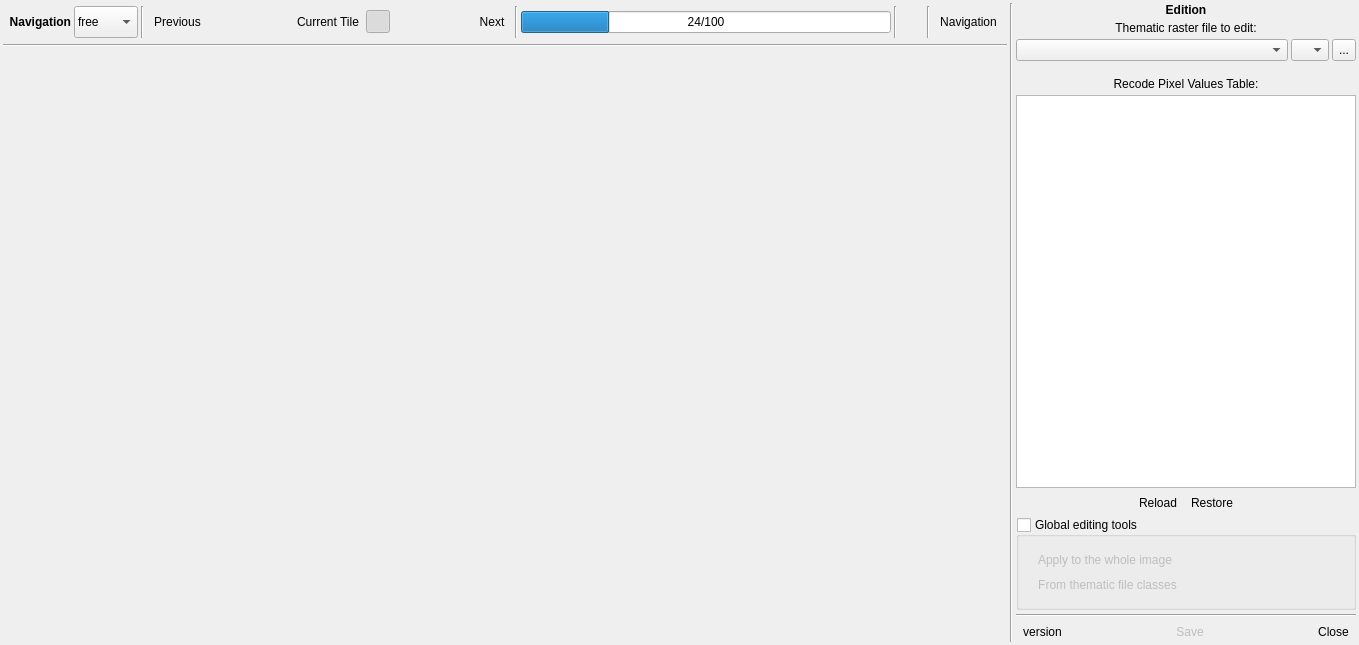
Qt form ui/main_dialog.ui (SMByC/ThRasE) before a commit.
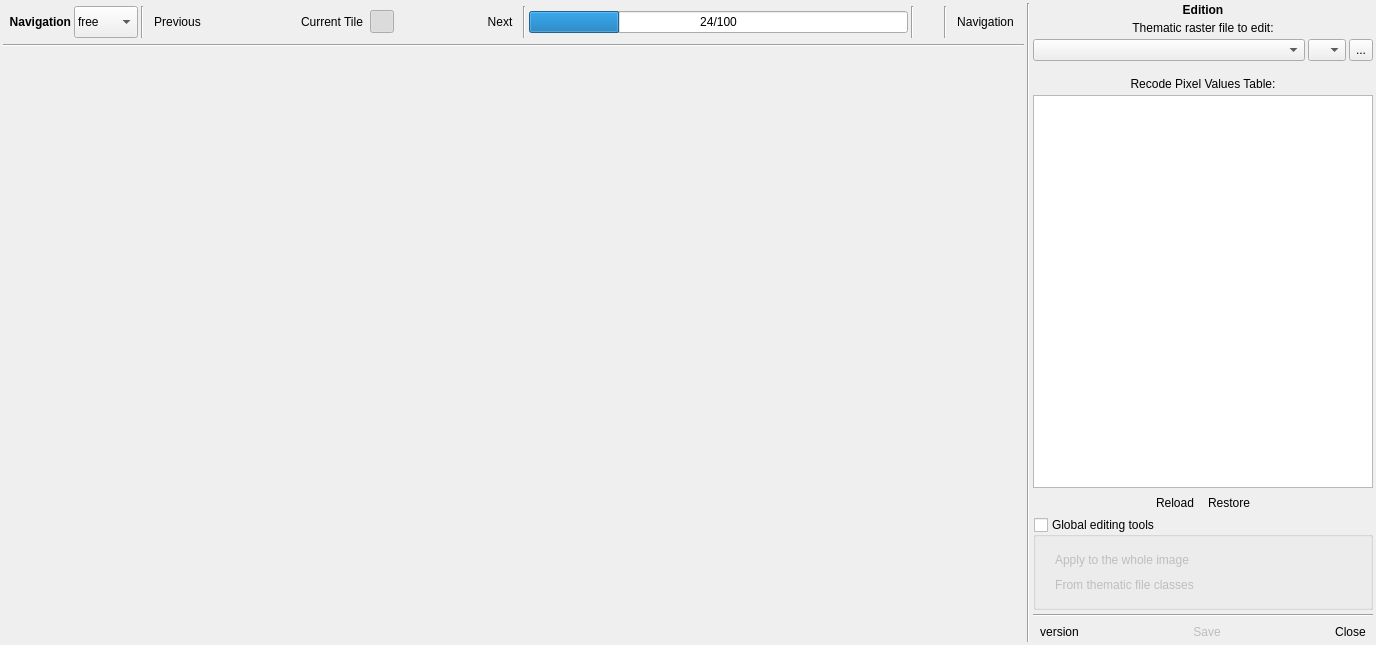
The same form after that commit. Icons and pictures are not drawn. Custom widgets are drawn as their Qt base class.

The edit to the form file:
```diff
--- a/ui/main_dialog.ui
+++ b/ui/main_dialog.ui
@@ -6,7 +6,7 @@
    <rect>
     <x>0</x>
     <y>0</y>
-    <width>1359</width>
+    <width>1376</width>
     <height>645</height>
    </rect>
   </property>
```
Left out of the diff: 5 changed lines with no effect on the pictures.
